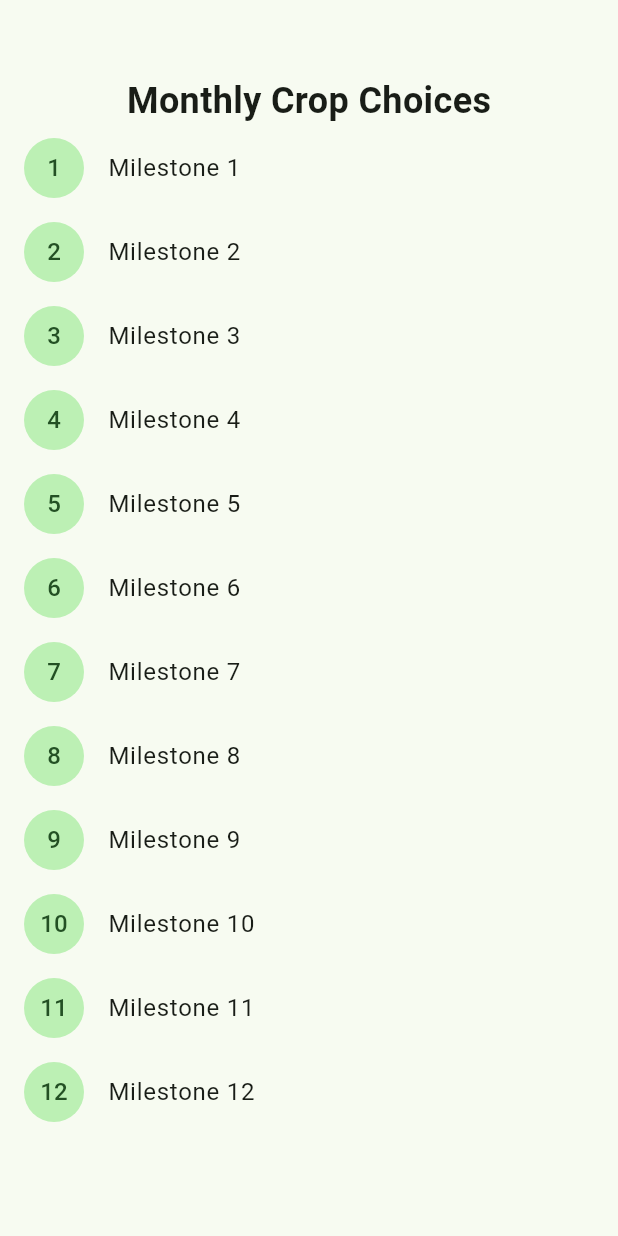
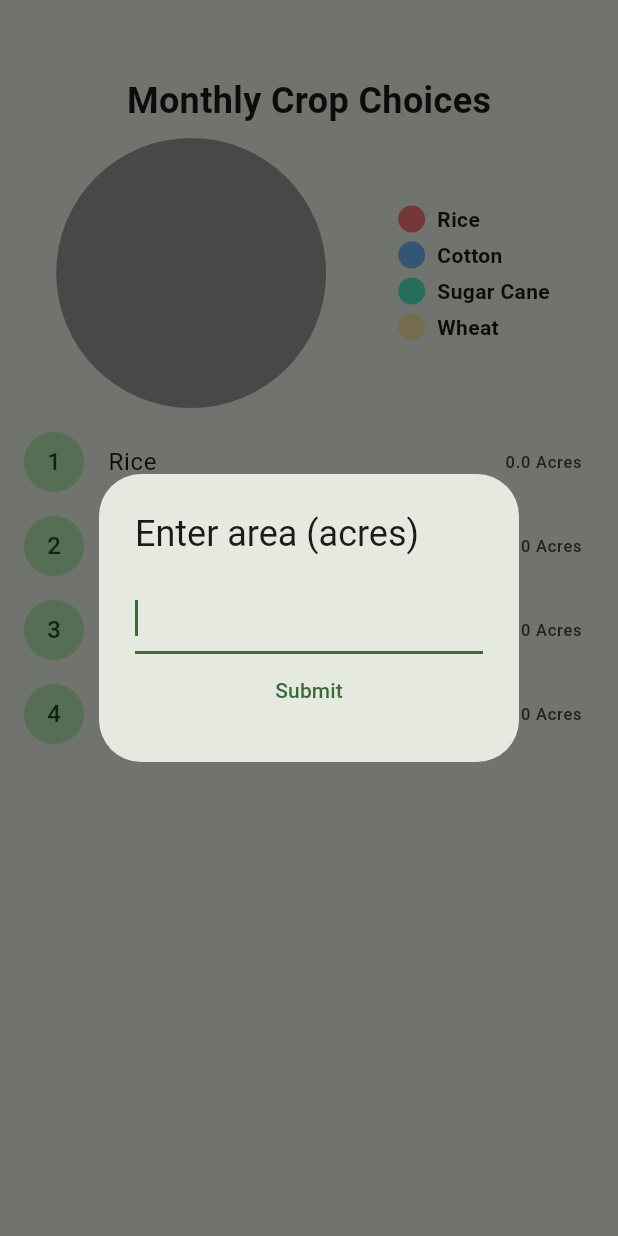
Before and after one commit to zainthemaynnn/exSeed, a Flutter app: the TaskList widget shown alone on an empty page, opened directly, after a tap on an icon or button, on a phone screen of 412 x 824 dp. Run offline on Flutter 3.47's test engine with Material 3 defaults, Android fonts, the phone set to English and light mode, and no system bars; drawn by our look-alikes of pie_chart.

Commit message:
crop selection stuff

```diff
--- a/client/lib/main.dart
+++ b/client/lib/main.dart
@@ -1,3 +1,4 @@
+import 'package:exseed/tasklist.dart';
 import 'package:flutter/material.dart';
 
 void main() {
--- a/client/lib/tasklist.dart
+++ b/client/lib/tasklist.dart
@@ -1,46 +1,113 @@
 import 'package:flutter/material.dart';
+import 'package:pie_chart/pie_chart.dart';
 
-class TaskList extends StatelessWidget {
+class TaskList extends StatefulWidget {
+  const TaskList({super.key});
+
+  @override
+  State<TaskList> createState() => _TaskListState();
+}
+
+enum Crop {
+  rice,
+  cotton,
+  sugarCane,
+  wheat,
+}
+
+class _TaskListState extends State<TaskList> {
+  late Map<Crop, double> _amounts;
+
+  _TaskListState() {
+    _amounts =
+        Map.fromIterables(Crop.values, List.filled(Crop.values.length, 0));
+  }
+
+  void _onItemAmountSet(double amount, Crop crop) {
+    setState(() {
+      _amounts.addEntries({crop: amount}.entries);
+    });
+  }
+
+  String cropName(Crop crop) {
+    switch (crop) {
+      case Crop.rice:
+        return "Rice";
+      case Crop.cotton:
+        return "Cotton";
+      case Crop.sugarCane:
+        return "Sugar Cane";
+      case Crop.wheat:
+        return "Wheat";
+    }
+  }
+
   @override
   Widget build(BuildContext context) {
-    // Create a Scaffold widget to provide a default app bar and body
     return Column(
       children: [
-          // Add a Container widget with a fixed height to create some space between the app bar and the "Task List" heading
         Container(
           height: 50,
         ),
-          // Center the "Task List" heading both horizontally and vertically
-          Center(
-            child: Text(
+        const Text(
           'Monthly Crop Choices',
           style: TextStyle(
             fontSize: 24,
             fontWeight: FontWeight.bold,
           ),
         ),
+        PieChart(
+          dataMap: {
+            for (var crop in Crop.values) cropName(crop): _amounts[crop]!
+          },
+          chartRadius: 180.0,
         ),
-          // Use an Expanded widget to fill the available space below the "Task List" heading
         Expanded(
-            // Use a ListView.builder widget to create a list of milestones
           child: ListView.builder(
-              // Set the number of milestones to create
-              itemCount: 12,
-              // Create each milestone using the itemBuilder callback
+            itemCount: Crop.values.length,
             itemBuilder: (context, index) {
               return InkWell(
-                  // Add code here to expand/collapse the list of tasks for this milestone
                 onTap: () {
-                    // TODO: Add code to expand/collapse the list of tasks
+                  showDialog(
+                      context: context,
+                      builder: (context) {
+                        double amount = _amounts[Crop.values[index]]!;
+                        return AlertDialog(
+                          title: const Text("Enter area (acres)"),
+                          content: Column(
+                            mainAxisSize: MainAxisSize.min,
+                            children: [
+                              TextField(
+                                autofocus: true,
+                                onChanged: (value) {
+                                  var tmp = double.tryParse(value);
+                                  if (tmp != null) {
+                                    amount = tmp;
+                                  }
                                 },
-                  // Use a ListTile widget to create a standard layout for a list item
+                                onSubmitted: (value) {
+                                  _onItemAmountSet(amount, Crop.values[index]);
+                                  Navigator.pop(context);
+                                },
+                              ),
+                              TextButton(
+                                onPressed: () {
+                                  _onItemAmountSet(amount, Crop.values[index]);
+                                  Navigator.pop(context);
+                                },
+                                child: const Text("Submit"),
+                              ),
+                            ],
+                          ),
+                        );
+                      });
+                },
                 child: ListTile(
-                    // Use a CircleAvatar widget to display the milestone number
                   leading: CircleAvatar(
                     child: Text('${index + 1}'),
                   ),
-                    // Use a Text widget to display the milestone name
-                    title: Text('Milestone ${index + 1}'),
+                  title: Text(cropName(Crop.values[index])),
+                  trailing: Text("${_amounts[Crop.values[index]]} Acres"),
                 ),
               );
             },
--- a/client/pubspec.yaml
+++ b/client/pubspec.yaml
@@ -35,6 +35,10 @@ dependencies:
   # The following adds the Cupertino Icons font to your application.
   # Use with the CupertinoIcons class for iOS style icons.
   cupertino_icons: ^1.0.2
+  sqflite: ^2.3.2
+  path: ^1.8.3
+  recase: ^4.1.0
+  pie_chart: ^5.4.0
 
 dev_dependencies:
   flutter_test:
```
Also changed, not shown: client/pubspec.lock, 1 other file. Lines whose indentation alone changed are shown as unchanged.
